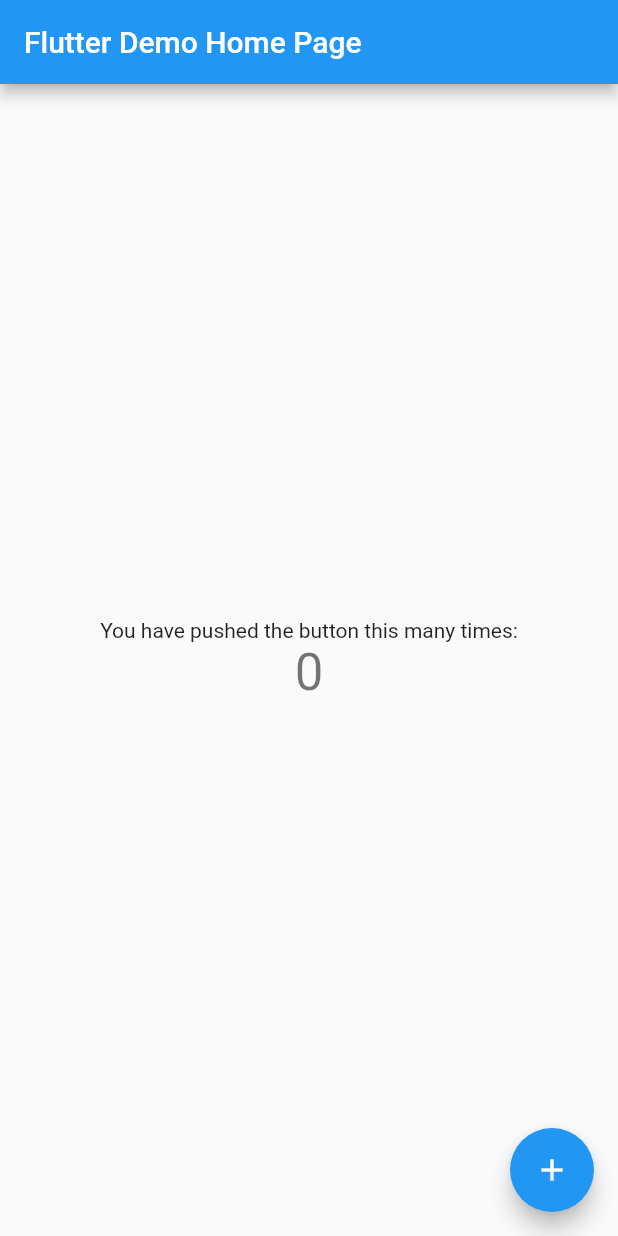
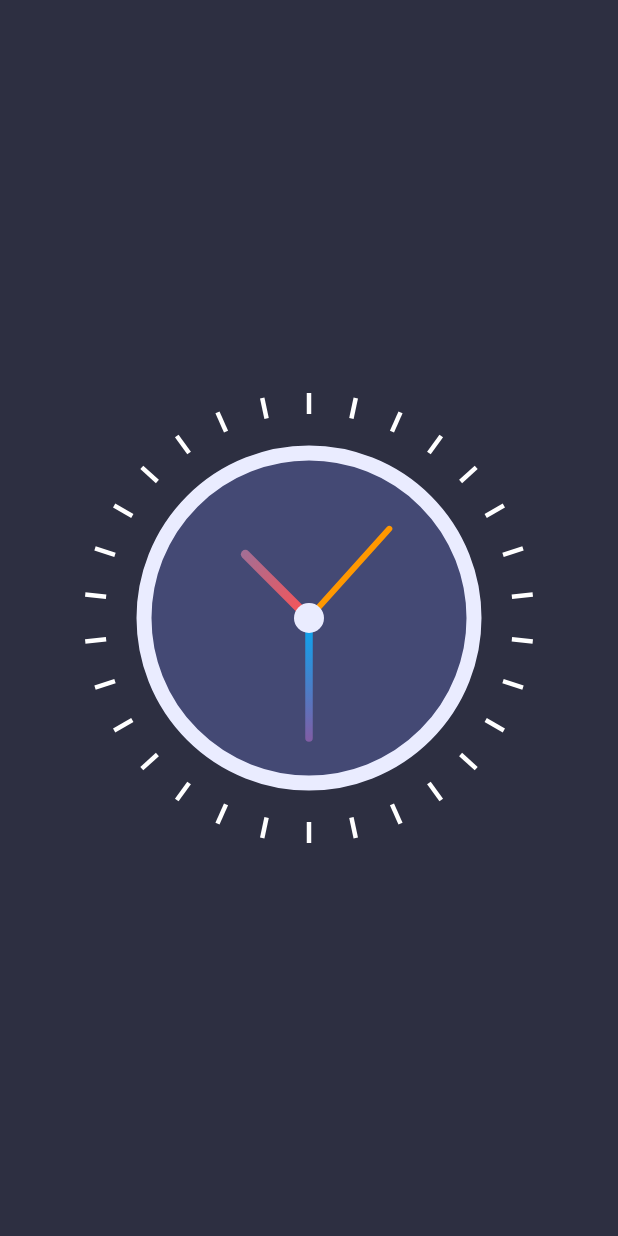
Before and after one commit to ponnow/clockapp, a Flutter app: the screen it shows after launch, on a phone screen of 412 x 824 dp. Run offline on Flutter 3.47's test engine with Material 2 defaults, Android fonts, the light colour scheme and no system bars.

Commit message:
Clock Application

```diff
--- /dev/null
+++ b/lib/clock_view.dart
@@ -0,0 +1,122 @@
+import 'dart:async';
+import 'dart:math';
+
+import 'package:flutter/material.dart';
+
+class ClockView extends StatefulWidget {
+  const ClockView({Key? key}) : super(key: key);
+
+  @override
+  _ClockViewState createState() => _ClockViewState();
+}
+
+class _ClockViewState extends State<ClockView> {
+  @override
+  void initState() {
+    Timer.periodic(const Duration(seconds: 1), (timer) {
+      setState(() {});
+    });
+
+    super.initState();
+  }
+
+  @override
+  Widget build(BuildContext context) {
+    return Container(
+      padding: const EdgeInsets.all(0),
+      width: 300,
+      height: 300,
+      child: Transform.rotate(
+        angle: -pi / 2,
+        child: CustomPaint(
+          painter: ClockPainter(),
+        ),
+      ),
+    );
+  }
+}
+
+class ClockPainter extends CustomPainter {
+  var dateTime = DateTime.now();
+
+  // 60s cover 360 degree, then 1 sec cover 360/60= 6 degree
+
+  @override
+  void paint(Canvas canvas, Size size) {
+    var centerX = size.width / 2;
+    var centerY = size.height / 2;
+    var center = Offset(centerX, centerY);
+    var radius = min(centerX, centerY);
+
+    var fillBrush = Paint()..color = const Color(0xFF444974);
+
+    var outlineBrush = Paint()
+      ..color = const Color(0xFFEAECFF)
+      ..style = PaintingStyle.stroke
+      ..strokeWidth = 10;
+
+    var centerfillBrush = Paint()..color = const Color(0xFFEAECFF);
+
+    var secHandBrush = Paint()
+      ..color = Colors.orange
+      ..style = PaintingStyle.stroke
+      ..strokeCap = StrokeCap.round
+      ..strokeWidth = 4;
+
+    var minHandBrush = Paint()
+      //..color = Colors.orange
+      ..shader = const RadialGradient(colors: [Colors.lightBlue, Colors.pink])
+          .createShader(Rect.fromCircle(center: center, radius: radius))
+      ..style = PaintingStyle.stroke
+      ..strokeCap = StrokeCap.round
+      ..strokeWidth = 5;
+
+    var hourHandBrush = Paint()
+      //..color = Colors.orange
+      ..shader = const RadialGradient(colors: [Colors.redAccent, Colors.blue])
+          .createShader(Rect.fromCircle(center: center, radius: radius))
+      ..style = PaintingStyle.stroke
+      ..strokeCap = StrokeCap.round
+      ..strokeWidth = 6;
+
+    canvas.drawCircle(center, radius - 40, fillBrush);
+    canvas.drawCircle(center, radius - 40, outlineBrush);
+
+    var hourHandX = centerX +
+        60 * cos((dateTime.hour * 30 + dateTime.minute * 0.5) * pi / 180);
+    var hourHandY = centerY +
+        60 * sin((dateTime.hour * 30 + dateTime.minute * 0.5) * pi / 180);
+    canvas.drawLine(center, Offset(hourHandX, hourHandY), hourHandBrush);
+
+    var minHandX = centerX + 80 * cos(dateTime.minute * 6 * pi / 180);
+    var minHandY = centerY + 80 * sin(dateTime.minute * 6 * pi / 180);
+    canvas.drawLine(center, Offset(minHandX, minHandY), minHandBrush);
+
+    var secHandX = centerX + 80 * cos(dateTime.second * 6 * pi / 180);
+    var secHandY = centerY + 80 * sin(dateTime.second * 6 * pi / 180);
+    canvas.drawLine(center, Offset(secHandX, secHandY), secHandBrush);
+
+    canvas.drawCircle(center, 10, centerfillBrush);
+
+    var dashBrush = Paint()
+      ..color = Colors.white
+      ..style = PaintingStyle.stroke
+      ..strokeWidth = 3;
+    var outerCircleRadius = radius;
+    var innerCircleRadius = radius - 14;
+    for (double i = 0; i < 360; i += 12) {
+      var x1 = centerX + outerCircleRadius * cos(i * pi / 180);
+      var y1 = centerX + outerCircleRadius * sin(i * pi / 180);
+
+      var x2 = centerX + innerCircleRadius * cos(i * pi / 180);
+      var y2 = centerX + innerCircleRadius * sin(i * pi / 180);
+
+      canvas.drawLine(Offset(x1, y1), Offset(x2, y2), dashBrush);
+    }
+  }
+
+  @override
+  bool shouldRepaint(covariant CustomPainter oldDelegate) {
+    return true;
+  }
+}
--- /dev/null
+++ b/lib/home.dart
@@ -0,0 +1,22 @@
+import 'package:clockapp/clock_view.dart';
+import 'package:flutter/material.dart';
+
+class HomePage extends StatefulWidget {
+  const HomePage({Key? key}) : super(key: key);
+
+  @override
+  _HomePageState createState() => _HomePageState();
+}
+
+class _HomePageState extends State<HomePage> {
+  @override
+  Widget build(BuildContext context) {
+    return Scaffold(
+      body: Container(
+        alignment: Alignment.center,
+        color: const Color(0xFF2D2F41),
+        child: const ClockView(),
+      ),
+    );
+  }
+}
--- a/lib/main.dart
+++ b/lib/main.dart
@@ -1,4 +1,6 @@
 import 'package:flutter/material.dart';
+
+import 'home.dart';
 
 void main() {
   runApp(const MyApp());
@@ -7,62 +9,15 @@
 class MyApp extends StatelessWidget {
   const MyApp({Key? key}) : super(key: key);
 
-  // This widget is the root of your application.
   @override
   Widget build(BuildContext context) {
     return MaterialApp(
-      title: 'Flutter Demo',
+      title: 'Clock Application',
       theme: ThemeData(
         primarySwatch: Colors.blue,
+        visualDensity: VisualDensity.adaptivePlatformDensity,
       ),
-      home: const MyHomePage(title: 'Flutter Demo Home Page'),
+      home: const HomePage(),
     );
   }
 }
-
-class MyHomePage extends StatefulWidget {
-  const MyHomePage({Key? key, required this.title}) : super(key: key);
-
-  final String title;
-
-  @override
-  State<MyHomePage> createState() => _MyHomePageState();
-}
-
-class _MyHomePageState extends State<MyHomePage> {
-  int _counter = 0;
-
-  void _incrementCounter() {
-    setState(() {
-      _counter++;
-    });
-  }
-
-  @override
-  Widget build(BuildContext context) {
-    return Scaffold(
-      appBar: AppBar(
-        title: Text(widget.title),
-      ),
-      body: Center(
-        child: Column(
-          mainAxisAlignment: MainAxisAlignment.center,
-          children: <Widget>[
-            const Text(
-              'You have pushed the button this many times:',
-            ),
-            Text(
-              '$_counter',
-              style: Theme.of(context).textTheme.headline4,
-            ),
-          ],
-        ),
-      ),
-      floatingActionButton: FloatingActionButton(
-        onPressed: _incrementCounter,
-        tooltip: 'Increment',
-        child: const Icon(Icons.add),
-      ), // This trailing comma makes auto-formatting nicer for build methods.
-    );
-  }
-}
```
Also changed, not shown: 1 other file.
